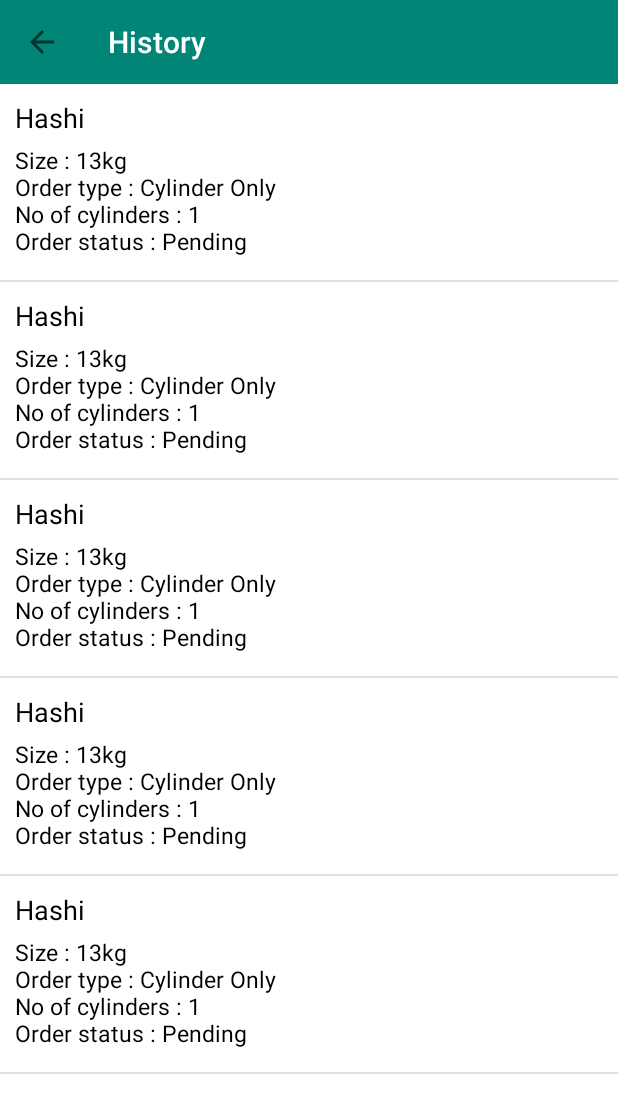
After one commit to JerryNyoike/igasvendor, an Android app: the History screen opened directly, with no data from a screen before it, on a phone screen of 412 x 824 dp. The commit adds this screen. Shown: the top 1113 px of the screen. Run offline under Robolectric (Android 15) with nearby library versions, the phone set to English and light mode, and no system bars.

Commit message:
Added signInWithEmail and ui for order history

```diff
--- /dev/null
+++ b/app/src/main/java/codegreed_devs/com/igasvendor/adapters/HistoryAdapter.java
@@ -0,0 +1,68 @@
+package codegreed_devs.com.igasvendor.adapters;
+
+import android.content.Context;
+import android.view.LayoutInflater;
+import android.view.View;
+import android.view.ViewGroup;
+import android.widget.BaseAdapter;
+import android.widget.TextView;
+
+import java.util.ArrayList;
+
+import codegreed_devs.com.igasvendor.R;
+import codegreed_devs.com.igasvendor.models.OrderModel;
+
+public class HistoryAdapter extends BaseAdapter {
+
+    private Context context;
+    private ArrayList<OrderModel> orders;
+
+    public HistoryAdapter(Context context, ArrayList<OrderModel> orders) {
+        this.context = context;
+        this.orders = orders;
+    }
+
+    @Override
+    public int getCount() {
+        return orders.size();
+    }
+
+    @Override
+    public Object getItem(int i) {
+        return i;
+    }
+
+    @Override
+    public long getItemId(int i) {
+        return i;
+    }
+
+    @Override
+    public View getView(int i, View view, ViewGroup viewGroup) {
+
+        view = LayoutInflater.from(context).inflate(R.layout.history_item, viewGroup, false);
+
+        ViewHolder viewHolder = new ViewHolder();
+        viewHolder.gasBrand = view.findViewById(R.id.gas_brand);
+        viewHolder.gasDetails = view.findViewById(R.id.gas_details);
+
+        view.setTag(viewHolder);
+
+        String details = "";
+        details += "Size : " + orders.get(i).getGasSize() + "\n";
+        details += "Order type : " + orders.get(i).getGasType() + "\n";
+        details += "No of cylinders : " + orders.get(i).getNumberOfCylinders() + "\n";
+        details += "Order status : " + orders.get(i).getOrderStatus();
+
+        viewHolder.gasBrand.setText(orders.get(i).getGasBrand());
+        viewHolder.gasDetails.setText(details);
+
+        return view;
+    }
+
+    private class ViewHolder{
+         TextView gasBrand;
+         TextView gasDetails;
+    }
+
+}
--- /dev/null
+++ b/app/src/main/java/codegreed_devs/com/igasvendor/models/OrderModel.java
@@ -0,0 +1,48 @@
+package codegreed_devs.com.igasvendor.models;
+
+public class OrderModel {
+
+    private String orderId;
+    private String gasBrand;
+    private String gasSize;
+    private String gasType;
+    private String numberOfCylinders;
+    private String orderStatus;
+
+    public OrderModel(String orderId, String gasBrand, String gasSize, String gasType, String numberOfCylinders, String orderStatus) {
+        this.orderId = orderId;
+        this.gasBrand = gasBrand;
+        this.gasSize = gasSize;
+        this.gasType = gasType;
+        this.numberOfCylinders = numberOfCylinders;
+        this.orderStatus = orderStatus;
+    }
+
+    public void setOrderStatus(String orderStatus) {
+        this.orderStatus = orderStatus;
+    }
+
+    public String getOrderId() {
+        return orderId;
+    }
+
+    public String getGasBrand() {
+        return gasBrand;
+    }
+
+    public String getGasSize() {
+        return gasSize;
+    }
+
+    public String getGasType() {
+        return gasType;
+    }
+
+    public String getNumberOfCylinders() {
+        return numberOfCylinders;
+    }
+
+    public String getOrderStatus() {
+        return orderStatus;
+    }
+}
--- /dev/null
+++ b/app/src/main/java/codegreed_devs/com/igasvendor/ui/History.java
@@ -0,0 +1,82 @@
+package codegreed_devs.com.igasvendor.ui;
+
+import android.content.Intent;
+import android.support.v7.app.AppCompatActivity;
+import android.os.Bundle;
+import android.support.v7.widget.Toolbar;
+import android.view.MenuItem;
+import android.view.View;
+import android.widget.AdapterView;
+import android.widget.ListView;
+
+import java.util.ArrayList;
+
+import codegreed_devs.com.igasvendor.adapters.HistoryAdapter;
+import codegreed_devs.com.igasvendor.R;
+import codegreed_devs.com.igasvendor.models.OrderModel;
+
+public class History extends AppCompatActivity {
+
+    private HistoryAdapter historyAdapter;
+    private ArrayList<OrderModel> orders;
+
+    @Override
+    protected void onCreate(Bundle savedInstanceState) {
+        super.onCreate(savedInstanceState);
+        setContentView(R.layout.activity_history);
+
+        //set up toolbar
+        Toolbar toolbar = (Toolbar)findViewById(R.id.toolbar);
+        setSupportActionBar(toolbar);
+        getSupportActionBar().setDisplayHomeAsUpEnabled(true);
+
+        //setup history listview with adapter
+        ListView orderList = (ListView)findViewById(R.id.order_list);
+        orders = new ArrayList<OrderModel>();
+        historyAdapter = new HistoryAdapter(getApplicationContext(), orders);
+        orderList.setAdapter(historyAdapter);
+
+        //method call
+        getRecords();
+
+        //handle item clicks
+        orderList.setOnItemClickListener(new AdapterView.OnItemClickListener() {
+            @Override
+            public void onItemClick(AdapterView<?> adapterView, View view, int i, long l) {
+
+                String id = orders.get(i).getOrderId();
+
+                Intent viewOrder = new Intent(History.this, ViewOrder.class);
+                viewOrder.putExtra("order_id", id);
+                startActivity(viewOrder);
+
+            }
+        });
+
+    }
+
+    private void getRecords() {
+
+        for (int i = 0; i < 5; i++)
+        {
+            OrderModel order = new OrderModel("hbfuyewbuewink", "Hashi", "13kg", "Cylinder Only", "1", "Pending");
+            orders.add(order);
+        }
+
+        historyAdapter.notifyDataSetChanged();
+
+    }
+
+    @Override
+    public boolean onOptionsItemSelected(MenuItem item) {
+
+        int id = item.getItemId();
+
+        if (id == android.R.id.home)
+        {
+            finish();
+        }
+
+        return true;
+    }
+}
--- a/app/src/main/java/codegreed_devs/com/igasvendor/ui/RegisterActivity.java
+++ b/app/src/main/java/codegreed_devs/com/igasvendor/ui/RegisterActivity.java
@@ -63,6 +63,7 @@ public class RegisterActivity extends AppCompatActivity {
             // for ActivityCompat#requestPermissions for more details.
             return;
         }
+
         mFusedLocationClient.getLastLocation().addOnSuccessListener(new OnSuccessListener<Location>() {
             @Override
             public void onSuccess(Location location) {
@@ -97,6 +98,7 @@ public class RegisterActivity extends AppCompatActivity {
                             registeringBusiness.setVisibility(View.GONE);
                             //redirect to home activity
                             startActivity(new Intent(RegisterActivity.this, LoginActivity.class).setFlags(Intent.FLAG_ACTIVITY_CLEAR_TASK));
+                            finish();
                         }
                     }
                 });
--- /dev/null
+++ b/app/src/main/res/layout/activity_history.xml
@@ -0,0 +1,25 @@
+<?xml version="1.0" encoding="utf-8"?>
+<LinearLayout xmlns:android="http://schemas.android.com/apk/res/android"
+    xmlns:app="http://schemas.android.com/apk/res-auto"
+    xmlns:tools="http://schemas.android.com/tools"
+    android:orientation="vertical"
+    android:layout_width="match_parent"
+    android:layout_height="match_parent"
+    android:background="@color/white"
+    tools:context=".ui.History">
+
+    <android.support.v7.widget.Toolbar
+        android:id="@+id/toolbar"
+        android:layout_width="match_parent"
+        android:layout_height="?attr/actionBarSize"
+        android:background="@color/colorPrimary"
+        app:title="@string/history"
+        app:titleTextColor="@color/white"/>
+
+    <ListView
+        android:id="@+id/order_list"
+        android:layout_width="match_parent"
+        android:layout_height="match_parent">
+    </ListView>
+
+</LinearLayout>
--- /dev/null
+++ b/app/src/main/res/layout/history_item.xml
@@ -0,0 +1,27 @@
+<?xml version="1.0" encoding="utf-8"?>
+<LinearLayout xmlns:android="http://schemas.android.com/apk/res/android"
+    android:orientation="vertical"
+    android:layout_width="match_parent"
+    android:layout_height="wrap_content"
+    android:background="@color/white"
+    android:padding="10dp">
+
+    <TextView
+        android:id="@+id/gas_brand"
+        android:layout_width="match_parent"
+        android:layout_height="wrap_content"
+        android:text="@string/gas_brand"
+        android:textSize="18sp"
+        android:textColor="@color/black"/>
+
+    <TextView
+        android:id="@+id/gas_details"
+        android:layout_width="match_parent"
+        android:layout_height="wrap_content"
+        android:text="@string/gas_details"
+        android:textSize="15sp"
+        android:textColor="@color/black"
+        android:paddingTop="5dp"
+        android:paddingBottom="5dp"/>
+
+</LinearLayout>
--- a/app/src/main/res/values/strings.xml
+++ b/app/src/main/res/values/strings.xml
@@ -8,4 +8,10 @@
     <string name="signIn">Already have an account? Sign in</string>
     <string name="login">Login</string>
     <string name="don_t_have_an_account">Don\'t have an account?Sign Up</string>
+    <string name="gas_brand">Gas Brand</string>
+    <string name="gas_details">Gas Details</string>
+    <string name="view_order">View Order</string>
+    <string name="history">History</string>
+    <string name="log_out">Log Out</string>
+    <string name="exit">Exit</string>
 </resources>
```
Also changed, not shown: app/src/main/AndroidManifest.xml (+8 -2 lines), app/src/main/java/codegreed_devs/com/igasvendor/ui/Home.java (+25 -0 lines), app/src/main/java/codegreed_devs/com/igasvendor/ui/LoginActivity.java (+79 -9 lines), app/src/main/java/codegreed_devs/com/igasvendor/ui/ViewOrder.java (added, +36 -0 lines), app/src/main/java/codegreed_devs/com/igasvendor/utils/Constants.java (+6 -2 lines), app/src/main/java/codegreed_devs/com/igasvendor/utils/Utils.java (+7 -0 lines), app/src/main/res/layout/activity_view_order.xml (added, +18 -0 lines), app/src/main/res/menu/home_menu.xml (added, +20 -0 lines).
